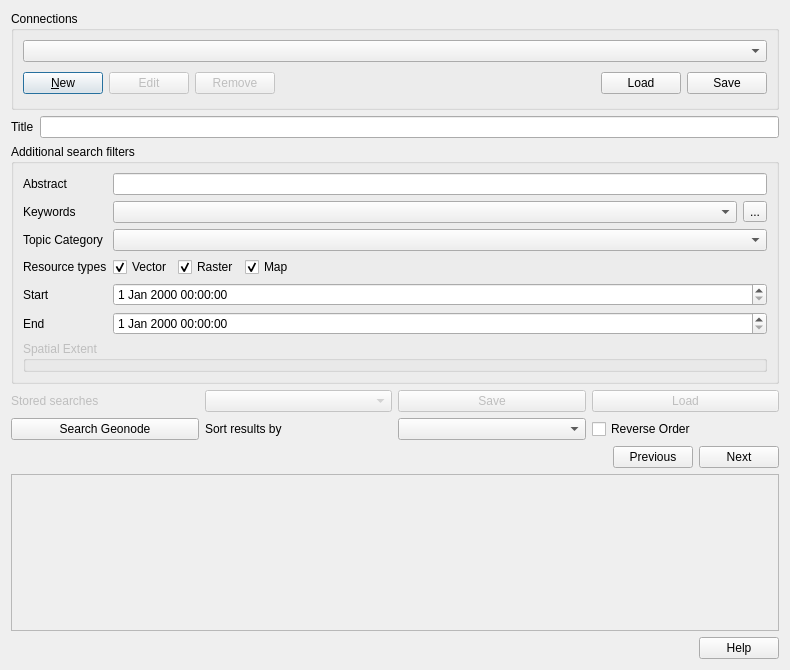
Old version of the form src/qgis_geonode/ui/geonode_datasource_widget.ui in the repository GeoNode/QGISGeoNodePlugin.
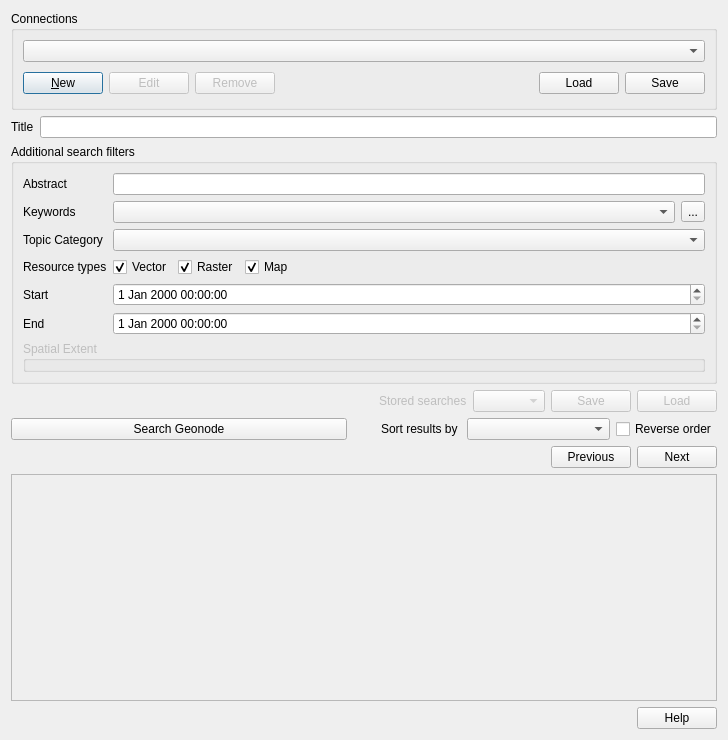
New version of the form. Custom widgets are drawn as their Qt base class.

The edit to the form file:
```diff
--- a/src/qgis_geonode/ui/geonode_datasource_widget.ui
+++ b/src/qgis_geonode/ui/geonode_datasource_widget.ui
@@ -6,8 +6,8 @@
    <rect>
     <x>0</x>
     <y>0</y>
-    <width>790</width>
-    <height>670</height>
+    <width>728</width>
+    <height>740</height>
    </rect>
   </property>
   <property name="windowTitle">
@@ -335,7 +335,20 @@
     </widget>
    </item>
    <item>
-    <layout class="QHBoxLayout" name="horizontalLayout_11">
+    <layout class="QHBoxLayout" name="horizontalLayout_7">
+     <item>
+      <spacer name="horizontalSpacer_4">
+       <property name="orientation">
+        <enum>Qt::Horizontal</enum>
+       </property>
+       <property name="sizeHint" stdset="0">
+        <size>
+         <width>40</width>
+         <height>20</height>
+        </size>
+       </property>
+      </spacer>
+     </item>
      <item>
       <widget class="QLabel" name="label_7">
        <property name="enabled">
@@ -347,6 +360,8 @@
       </widget>
      </item>
      <item>
+      <layout class="QHBoxLayout" name="horizontalLayout_6">
+       <item>
       <widget class="QComboBox" name="comboBox_6">
        <property name="enabled">
         <bool>false</bool>
@@ -381,10 +396,18 @@
      </item>
     </layout>
    </item>
+    </layout>
+   </item>
    <item>
-    <layout class="QHBoxLayout" name="horizontalLayout_4">
+    <layout class="QHBoxLayout" name="horizontalLayout_8">
      <item>
       <widget class="QPushButton" name="search_btn">
+       <property name="minimumSize">
+        <size>
+         <width>143</width>
+         <height>0</height>
+        </size>
+       </property>
        <property name="toolTip">
         <string>Load connections from file</string>
        </property>
@@ -394,21 +417,48 @@
       </widget>
      </item>
      <item>
+      <layout class="QHBoxLayout" name="horizontalLayout_5">
+       <item>
+        <layout class="QHBoxLayout" name="horizontalLayout_4">
+         <item>
       <widget class="QLabel" name="label_9">
+           <property name="styleSheet">
+            <string notr="true">padding-left:25%;</string>
+           </property>
        <property name="text">
         <string>Sort results by</string>
        </property>
       </widget>
      </item>
      <item>
-      <widget class="QComboBox" name="sort_field_cmb"/>
+          <widget class="QComboBox" name="sort_field_cmb">
+           <property name="minimumSize">
+            <size>
+             <width>143</width>
+             <height>0</height>
+            </size>
+           </property>
+          </widget>
+         </item>
+        </layout>
      </item>
      <item>
       <widget class="QCheckBox" name="reverse_order_chk">
+         <property name="minimumSize">
+          <size>
+           <width>0</width>
+           <height>0</height>
+          </size>
+         </property>
+         <property name="layoutDirection">
+          <enum>Qt::LeftToRight</enum>
+         </property>
        <property name="text">
-        <string>Reverse Order</string>
-       </property>
-      </widget>
+          <string>Reverse order</string>
+         </property>
+        </widget>
+       </item>
+      </layout>
      </item>
     </layout>
    </item>
```
Left out of the diff: 1 changed line with no effect on the pictures. Lines whose indentation alone changed are shown as unchanged.
